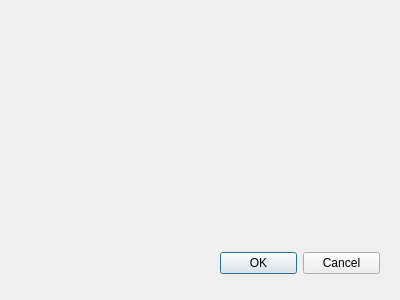
First picture: the form in currencysviewdialog.ui, repository pgulyaev88/elpos.manager, before the edit.
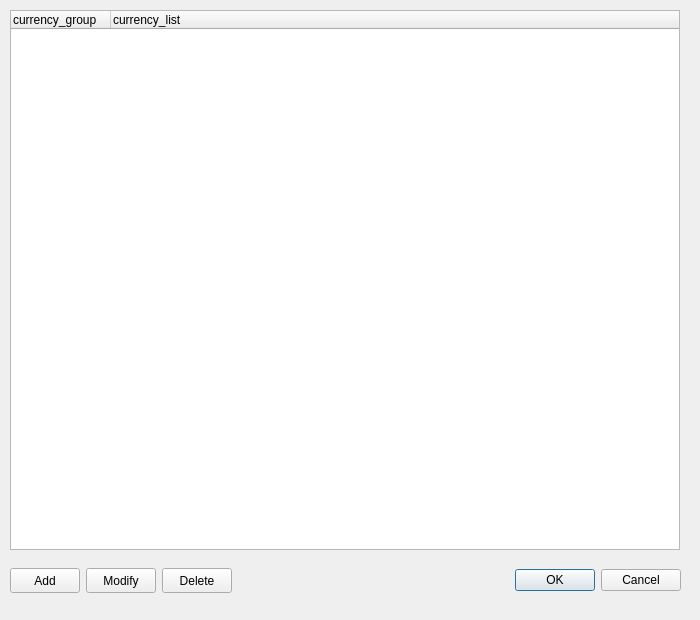
Second picture: the form after the edit.

```diff
--- a/currencysviewdialog.ui
+++ b/currencysviewdialog.ui
@@ -6,25 +6,127 @@
    <rect>
     <x>0</x>
     <y>0</y>
-    <width>400</width>
-    <height>300</height>
+    <width>700</width>
+    <height>620</height>
    </rect>
   </property>
   <property name="windowTitle">
    <string>Dialog</string>
   </property>
-  <widget class="QDialogButtonBox" name="buttonBox">
+  <widget class="QTreeWidget" name="currencysTreeWidget">
    <property name="geometry">
     <rect>
-     <x>220</x>
-     <y>250</y>
-     <width>160</width>
-     <height>26</height>
+     <x>10</x>
+     <y>10</y>
+     <width>670</width>
+     <height>540</height>
     </rect>
    </property>
-   <property name="standardButtons">
-    <set>QDialogButtonBox::Cancel|QDialogButtonBox::Ok</set>
+   <property name="lineWidth">
+    <number>2</number>
    </property>
+   <column>
+    <property name="text">
+     <string>currency_group</string>
+    </property>
+   </column>
+   <column>
+    <property name="text">
+     <string>currency_list</string>
+    </property>
+   </column>
+  </widget>
+  <widget class="QWidget" name="horizontalLayoutWidget">
+   <property name="geometry">
+    <rect>
+     <x>10</x>
+     <y>560</y>
+     <width>671</width>
+     <height>41</height>
+    </rect>
+   </property>
+   <layout class="QHBoxLayout" name="horizontalLayout">
+    <item>
+     <widget class="QPushButton" name="currencysAddPushButton">
+      <property name="minimumSize">
+       <size>
+        <width>70</width>
+        <height>25</height>
+       </size>
+      </property>
+      <property name="maximumSize">
+       <size>
+        <width>70</width>
+        <height>25</height>
+       </size>
+      </property>
+      <property name="text">
+       <string>Add</string>
+      </property>
+     </widget>
+    </item>
+    <item>
+     <widget class="QPushButton" name="currencysModifyPushButton">
+      <property name="minimumSize">
+       <size>
+        <width>70</width>
+        <height>25</height>
+       </size>
+      </property>
+      <property name="maximumSize">
+       <size>
+        <width>70</width>
+        <height>25</height>
+       </size>
+      </property>
+      <property name="text">
+       <string>Modify</string>
+      </property>
+     </widget>
+    </item>
+    <item>
+     <widget class="QPushButton" name="currencysDeletePushButton">
+      <property name="minimumSize">
+       <size>
+        <width>70</width>
+        <height>25</height>
+       </size>
+      </property>
+      <property name="maximumSize">
+       <size>
+        <width>70</width>
+        <height>25</height>
+       </size>
+      </property>
+      <property name="text">
+       <string>Delete</string>
+      </property>
+     </widget>
+    </item>
+    <item>
+     <spacer name="horizontalSpacer">
+      <property name="orientation">
+       <enum>Qt::Horizontal</enum>
+      </property>
+      <property name="sizeHint" stdset="0">
+       <size>
+        <width>40</width>
+        <height>20</height>
+       </size>
+      </property>
+     </spacer>
+    </item>
+    <item>
+     <widget class="QDialogButtonBox" name="currencysButtonBox">
+      <property name="standardButtons">
+       <set>QDialogButtonBox::Cancel|QDialogButtonBox::Ok</set>
+      </property>
+      <property name="centerButtons">
+       <bool>false</bool>
+      </property>
+     </widget>
+    </item>
+   </layout>
   </widget>
  </widget>
  <resources/>
```
Left out of the diff: 19 changed lines with no effect on the pictures.
